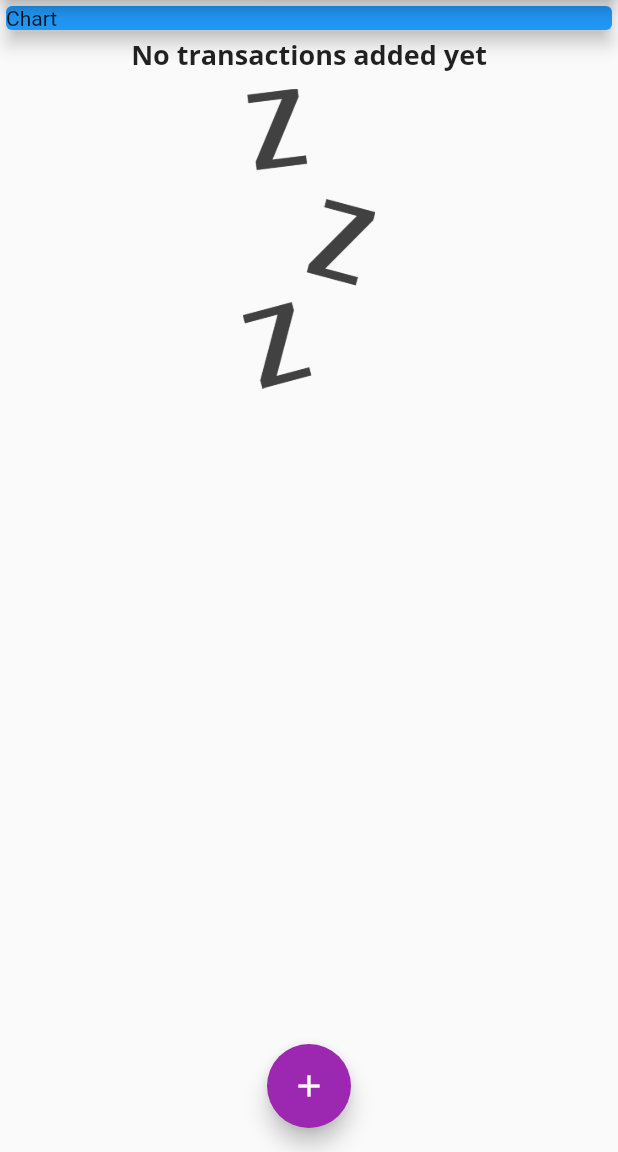
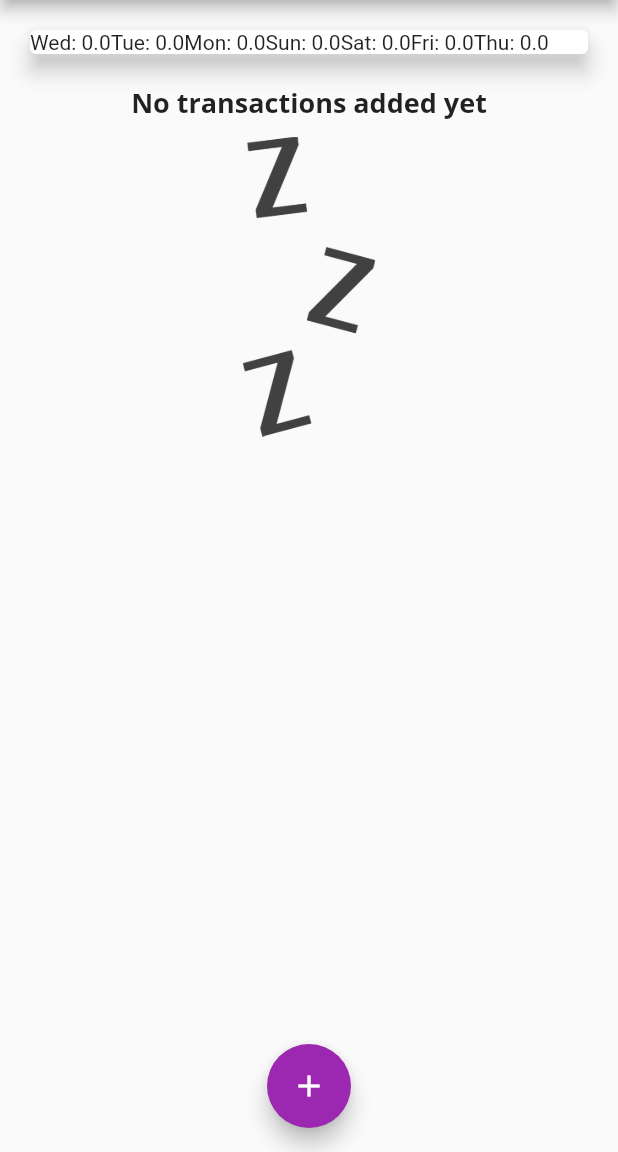
Before and after one commit to acybulska/expenses_app, a Flutter app: the screen it shows after launch, on a phone screen of 412 x 824 dp, the part 84-1236 px from its top. Run offline on Flutter 3.47's test engine with Material 2 defaults, Android fonts, the phone set to English and light mode, and no system bars.

Commit message:
Create chart widget

```diff
--- a/lib/main.dart
+++ b/lib/main.dart
@@ -2,6 +2,7 @@ import 'package:flutter/material.dart';
 
 import './widgets/new_transaction.dart';
 import './widgets/transaction_list.dart';
+import './widgets/chart.dart';
 
 import './models/transaction.dart';
 
@@ -67,6 +68,16 @@ class _MyHomePageState extends State<MyHomePage> {
     // ),
   ];
 
+  List<Transaction> get _recentTransactions {
+    return _userTransactions.where((tx) {
+      return tx.date.isAfter(
+        DateTime.now().subtract(
+          Duration(days: 7),
+        ),
+      );
+    }).toList();
+  }
+
   void _addNewTransaction(String title, double amount) {
     final newTx = Transaction(
       title: title,
@@ -111,14 +122,7 @@ class _MyHomePageState extends State<MyHomePage> {
         child: Column(
           crossAxisAlignment: CrossAxisAlignment.stretch,
           children: <Widget>[
-            Container(
-              width: double.infinity,
-              child: Card(
-                color: Colors.blue,
-                child: Text("Chart"),
-                elevation: 5,
-              ),
-            ),
+            Chart(_recentTransactions),
             TransactionList(_userTransactions),
           ],
         ),
--- /dev/null
+++ b/lib/widgets/chart.dart
@@ -0,0 +1,48 @@
+import 'package:expenses_app/models/transaction.dart';
+import 'package:flutter/material.dart';
+import 'package:intl/intl.dart';
+
+import '../models/transaction.dart';
+
+class Chart extends StatelessWidget {
+  final List<Transaction> recentTransactions;
+
+  Chart(this.recentTransactions);
+
+  List<Map<String, Object>> get groupedTransactionValues {
+    return List.generate(7, (index) {
+      final weekDay = DateTime.now().subtract(
+        Duration(days: index),
+      );
+      var totalSum = 0.00;
+
+      for (var i = 0; i < recentTransactions.length; i++) {
+        if (recentTransactions[i].date.day == weekDay.day &&
+            recentTransactions[i].date.month == weekDay.month &&
+            recentTransactions[i].date.year == weekDay.year) {
+          totalSum += recentTransactions[i].amount;
+        }
+      }
+
+      return {
+        'day': DateFormat.E().format(weekDay),
+        'amount': totalSum,
+      };
+    });
+  }
+
+  @override
+  Widget build(BuildContext context) {
+    print(groupedTransactionValues);
+
+    return Card(
+      elevation: 6,
+      margin: EdgeInsets.all(20),
+      child: Row(
+        children: groupedTransactionValues.map((data) {
+          return Text("${data['day']}: ${data['amount'].toString()}");
+        }).toList(),
+      ),
+    );
+  }
+}
```
